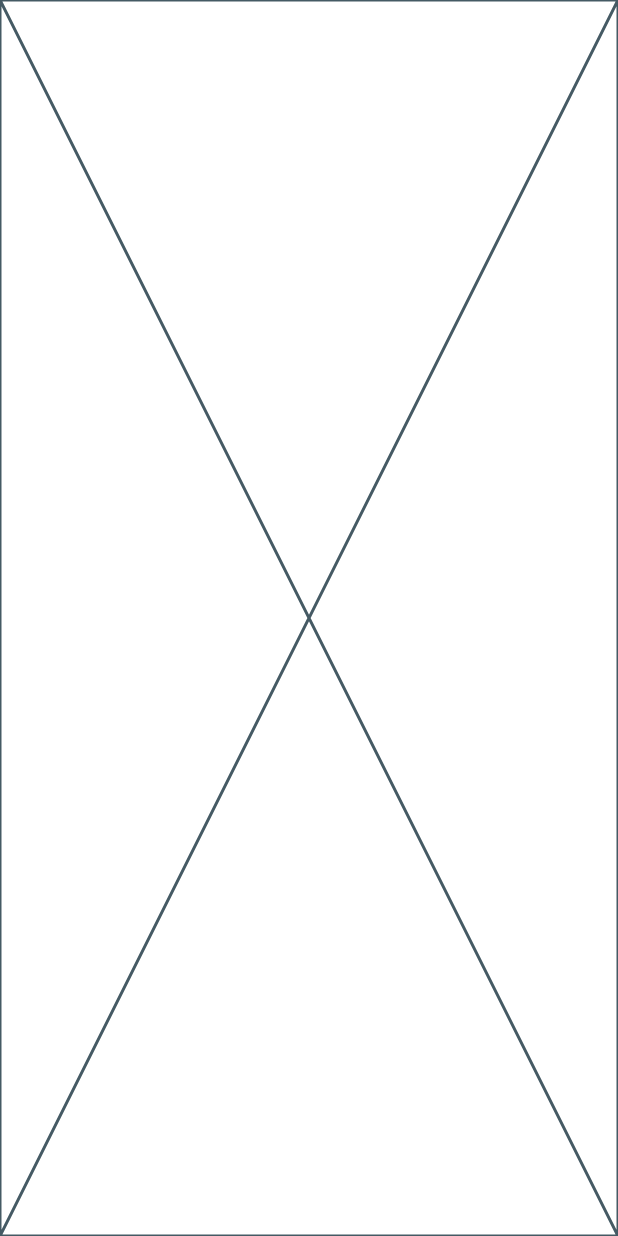
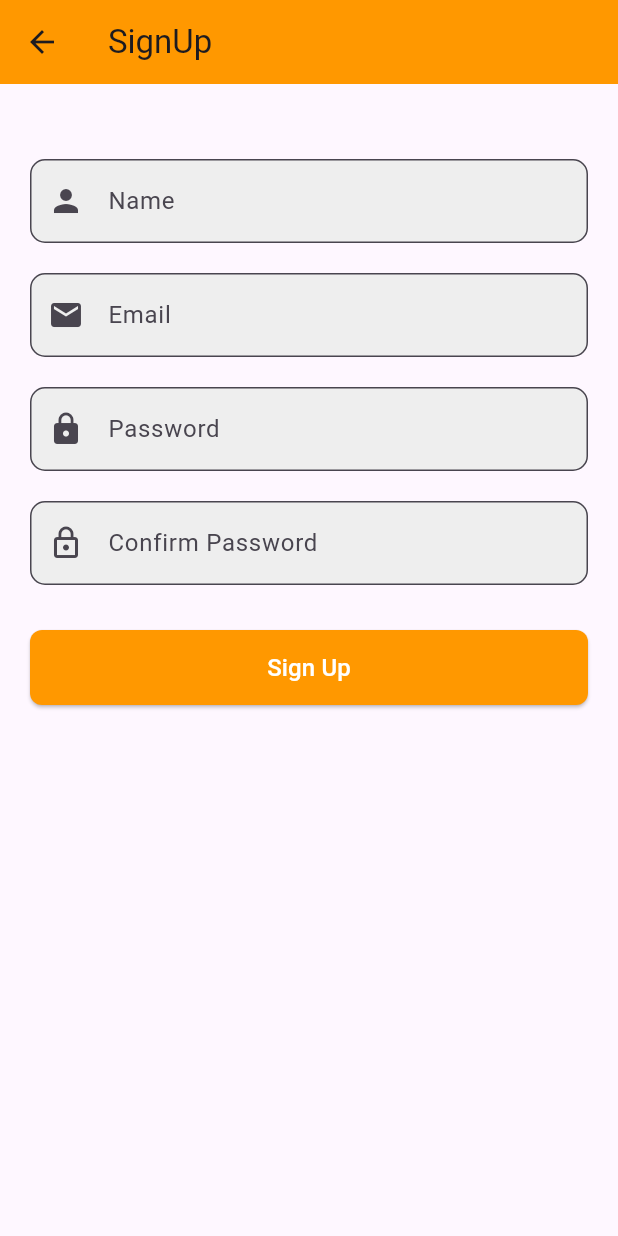
Before and after one commit to RajviDave/Bibliophile-, a Flutter app: the screen it shows after launch, after a tap on "SignUp", on a phone screen of 412 x 824 dp. Run offline on Flutter 3.47's test engine with Material 3 defaults, Android fonts, the phone set to English and light mode, and no system bars; our stand-ins replace firebase_core; accounts and stored records are empty.

Commit message:
signup navigation

```diff
--- a/lib/signin_page.dart
+++ b/lib/signin_page.dart
@@ -1,8 +1,35 @@
 import 'package:flutter/material.dart';
 import 'signup_page.dart';
 
-class SignInPage extends StatelessWidget {
+class SignInPage extends StatefulWidget {
   const SignInPage({super.key});
+
+  @override
+  State<SignInPage> createState() => _SignInPageState();
+}
+
+class _SignInPageState extends State<SignInPage> {
+  // ✅ Controllers
+  final TextEditingController emailController = TextEditingController();
+  final TextEditingController passwordController = TextEditingController();
+
+  @override
+  void dispose() {
+    // ✅ Always dispose controllers to free memory
+    emailController.dispose();
+    passwordController.dispose();
+    super.dispose();
+  }
+
+  void _signIn() {
+    String email = emailController.text.trim();
+    String password = passwordController.text.trim();
+
+    // For now just print
+    print("Email: $email, Password: $password");
+
+    // Later: add your backend auth logic here
+  }
 
   @override
   Widget build(BuildContext context) {
@@ -16,7 +43,6 @@ class SignInPage extends StatelessWidget {
               children: [
                 const SizedBox(height: 40),
 
-                // Title
                 const Text(
                   "SignIn",
                   style: TextStyle(fontSize: 28, fontWeight: FontWeight.bold),
@@ -25,6 +51,7 @@ class SignInPage extends StatelessWidget {
 
                 // Email field
                 TextField(
+                  controller: emailController, // ✅ added controller
                   decoration: InputDecoration(
                     prefixIcon: const Icon(Icons.email),
                     hintText: "Email",
@@ -39,6 +66,7 @@ class SignInPage extends StatelessWidget {
 
                 // Password field
                 TextField(
+                  controller: passwordController, // ✅ added controller
                   obscureText: true,
                   decoration: InputDecoration(
                     prefixIcon: const Icon(Icons.lock),
@@ -63,7 +91,7 @@ class SignInPage extends StatelessWidget {
                         borderRadius: BorderRadius.circular(8),
                       ),
                     ),
-                    onPressed: () {},
+                    onPressed: _signIn, // ✅ function
                     child: const Text(
                       "Sign In",
                       style: TextStyle(color: Colors.white, fontSize: 16),
@@ -72,7 +100,6 @@ class SignInPage extends StatelessWidget {
                 ),
                 const SizedBox(height: 20),
 
-                // Sign Up link
                 Row(
                   mainAxisAlignment: MainAxisAlignment.center,
                   children: [
@@ -82,7 +109,7 @@ class SignInPage extends StatelessWidget {
                         Navigator.push(
                           context,
                           MaterialPageRoute(
-                            builder: (context) => const SignupPage(),
+                            builder: (context) => const SignUpPage(),
                           ),
                         );
                       },
--- a/lib/signup_page.dart
+++ b/lib/signup_page.dart
@@ -1,15 +1,142 @@
 import 'package:flutter/material.dart';
 
-class SignupPage extends StatefulWidget {
-  const SignupPage({super.key});
+class SignUpPage extends StatefulWidget {
+  const SignUpPage({super.key});
 
   @override
-  State<SignupPage> createState() => _SignUpScreenState();
+  State<SignUpPage> createState() => _SignUpPageState();
 }
 
-class _SignUpScreenState extends State<SignupPage> {
+class _SignUpPageState extends State<SignUpPage> {
+  // ✅ Controllers
+  final TextEditingController nameController = TextEditingController();
+  final TextEditingController emailController = TextEditingController();
+  final TextEditingController passwordController = TextEditingController();
+  final TextEditingController confirmPasswordController =
+      TextEditingController();
+
+  @override
+  void dispose() {
+    // ✅ Dispose to free memory
+    nameController.dispose();
+    emailController.dispose();
+    passwordController.dispose();
+    confirmPasswordController.dispose();
+    super.dispose();
+  }
+
+  void _signUp() {
+    String name = nameController.text.trim();
+    String email = emailController.text.trim();
+    String password = passwordController.text.trim();
+    String confirmPassword = confirmPasswordController.text.trim();
+
+    // For now just print values
+    print(
+      "Name: $name, Email: $email, Password: $password, Confirm: $confirmPassword",
+    );
+
+    // Later: Add validation + backend call
+  }
+
   @override
   Widget build(BuildContext context) {
-    return const Placeholder();
+    return Scaffold(
+      appBar: AppBar(
+        title: const Text("SignUp"),
+        backgroundColor: Colors.orange,
+      ),
+      body: Padding(
+        padding: const EdgeInsets.all(20),
+        child: SingleChildScrollView(
+          child: Column(
+            children: [
+              const SizedBox(height: 30),
+
+              // Name
+              TextField(
+                controller: nameController,
+                decoration: InputDecoration(
+                  prefixIcon: const Icon(Icons.person),
+                  hintText: "Name",
+                  border: OutlineInputBorder(
+                    borderRadius: BorderRadius.circular(10),
+                  ),
+                  filled: true,
+                  fillColor: Colors.grey[200],
+                ),
+              ),
+              const SizedBox(height: 20),
+
+              // Email
+              TextField(
+                controller: emailController,
+                decoration: InputDecoration(
+                  prefixIcon: const Icon(Icons.email),
+                  hintText: "Email",
+                  border: OutlineInputBorder(
+                    borderRadius: BorderRadius.circular(10),
+                  ),
+                  filled: true,
+                  fillColor: Colors.grey[200],
+                ),
+              ),
+              const SizedBox(height: 20),
+
+              // Password
+              TextField(
+                controller: passwordController,
+                obscureText: true,
+                decoration: InputDecoration(
+                  prefixIcon: const Icon(Icons.lock),
+                  hintText: "Password",
+                  border: OutlineInputBorder(
+                    borderRadius: BorderRadius.circular(10),
+                  ),
+                  filled: true,
+                  fillColor: Colors.grey[200],
+                ),
+              ),
+              const SizedBox(height: 20),
+
+              // Confirm Password
+              TextField(
+                controller: confirmPasswordController,
+                obscureText: true,
+                decoration: InputDecoration(
+                  prefixIcon: const Icon(Icons.lock_outline),
+                  hintText: "Confirm Password",
+                  border: OutlineInputBorder(
+                    borderRadius: BorderRadius.circular(10),
+                  ),
+                  filled: true,
+                  fillColor: Colors.grey[200],
+                ),
+              ),
+              const SizedBox(height: 30),
+
+              // Sign Up button
+              SizedBox(
+                width: double.infinity,
+                height: 50,
+                child: ElevatedButton(
+                  style: ElevatedButton.styleFrom(
+                    backgroundColor: Colors.orange,
+                    shape: RoundedRectangleBorder(
+                      borderRadius: BorderRadius.circular(8),
+                    ),
+                  ),
+                  onPressed: _signUp,
+                  child: const Text(
+                    "Sign Up",
+                    style: TextStyle(color: Colors.white, fontSize: 16),
+                  ),
+                ),
+              ),
+            ],
+          ),
+        ),
+      ),
+    );
   }
 }
```
